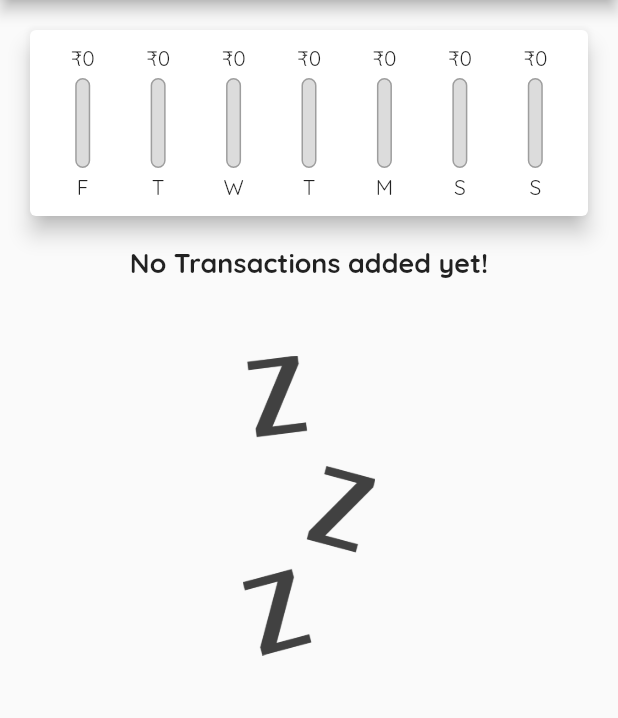
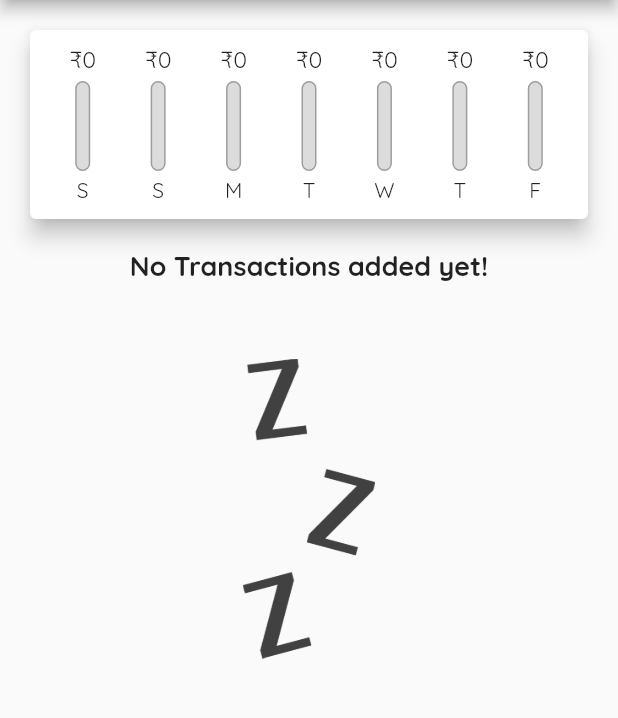
Before and after one commit to 0xcatrovacer/expense-tracker, a Flutter app: the screen it shows after launch, on a phone screen of 412 x 824 dp, the part 84-802 px from its top. Run offline on Flutter 3.47's test engine with Material 2 defaults, Android fonts, the phone set to English and light mode, and no system bars.

Commit message:
minor ui changes in chart

```diff
--- a/lib/widgets/chart.dart
+++ b/lib/widgets/chart.dart
@@ -29,7 +29,7 @@ class Chart extends StatelessWidget {
         'day': DateFormat.E().format(weekDay).substring(0, 1),
         'amount': totalSum
       };
-    });
+    }).reversed.toList();
   }
 
   double get totalSpending {
--- a/lib/widgets/chart_bar.dart
+++ b/lib/widgets/chart_bar.dart
@@ -11,7 +11,10 @@ class ChartBar extends StatelessWidget {
   Widget build(BuildContext context) {
     return Column(
       children: <Widget>[
-        FittedBox(child: Text('₹${spendingAmount?.toStringAsFixed(0)}')),
+        Container(
+            height: 20,
+            child: FittedBox(
+                child: Text('₹${spendingAmount?.toStringAsFixed(0)}'))),
         SizedBox(
           height: 4,
         ),
```
